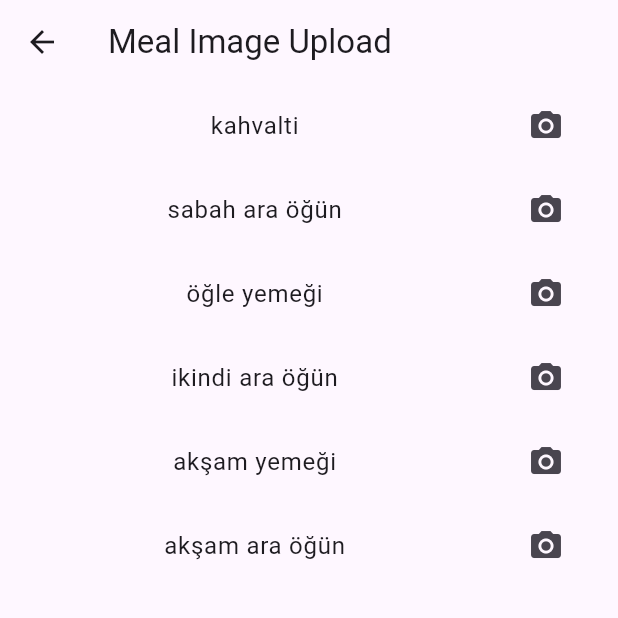
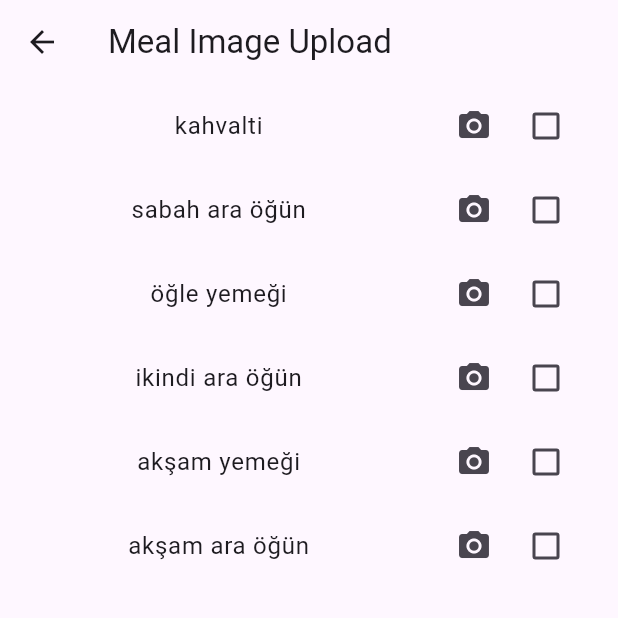
Before and after one commit to yilmazutku/ilkappv1, a Flutter app: the screen it shows after launch, after a tap on "Meal Plan", on a phone screen of 412 x 824 dp, the top half of it. Run offline on Flutter 3.47's test engine with Material 3 defaults, Android fonts, the phone set to English and light mode, and no system bars; our stand-ins replace cloud_firestore, firebase_auth, firebase_core, firebase_storage, image_picker, shared_preferences and 1 more; accounts and stored records are empty; network calls fail; statements that could not run were skipped.

Commit message:
meal plan checkbox eklendi, gunluk resetleniyor. State management ufak girişim, checkbox icin yeni bir widget calss eklendi, icine func pass fln ediyoruz guzel havalı bişeyler xdd

```diff
--- a/lib/chat/chat_page.dart
+++ b/lib/chat/chat_page.dart
@@ -1,6 +1,8 @@
 import 'package:cloud_firestore/cloud_firestore.dart';
 import 'package:firebase_auth/firebase_auth.dart';
 import 'package:flutter/material.dart';
+
+import '../commons/common.dart';
 // Import necessary Firebase libraries
 
 class ChatPage extends StatefulWidget {
@@ -25,7 +27,7 @@ class _ChatPageState extends State<ChatPage> {
   Future<void> sendMessage() async {
     if (_messageController.text.isNotEmpty) {
       await FirebaseFirestore.instance
-          .collection('chats')
+          .collection(Constants.urlChats)
           .doc('chat_id2') // Use appropriate chat ID
           .collection('messages')
           .add({
--- a/lib/commons/common.dart
+++ b/lib/commons/common.dart
@@ -23,14 +23,15 @@ enum Meals {
 }
 
 class Constants {
+  //database
+  static const String urlUserMealState='mealStates/'; //+ <user>/<date>/x
+  static const String urlChats = 'chats/'; // + <user>/<date>/x
+  //storage
   static const String urlUsers = 'users/';
-  static const String urlChats = '${urlUsers}chats/'; // + <user>/<date>/x
   static const String urlPhotos = '${urlUsers}photos/'; // +<user>/
 //user bilgisi olmöadan bu2lı kullanılamaz buna da bı fıx ıı olur
   static const String urlMealPhotos =
       '${urlPhotos}mealPhotos/'; // + <date>/<mealType>/x
-  static const String userUrlPhotoChat='${urlUsers}mealTypes';
-  static const String userUrlDefault='${urlMealPhotos}'
   static const String urlChatPhotos = '${urlPhotos}chatPhotos/'; // + <date>/x
 }
 
--- a/lib/images/meal_upload_page.dart
+++ b/lib/images/meal_upload_page.dart
@@ -6,6 +6,7 @@ import 'package:flutter/material.dart';
 import 'package:image_picker/image_picker.dart';
 import 'package:intl/intl.dart';
 import '../commons/common.dart';
+import 'package:shared_preferences/shared_preferences.dart';
 
 class MealUploadPage extends StatefulWidget {
   const MealUploadPage({Key? key}) : super(key: key);
@@ -31,11 +32,55 @@ class _MealUploadPageState extends State<MealUploadPage> {
     //_mealImages[meal.label]=null;
     //} loopunu alıp initState methodunu override edip onun icine koyacaksın. ikisi de aynı.
   };
+  final Map<Meals, bool> _checkedStates = {
+    for (var meal in Meals.values) meal: false,
+  };
+  static const String saveTime = 'saveTime';
+
   @override
-  initState () {
+  initState() {
     super.initState();
-  // mealContents [Meals.br] = ['egg'];
   }
+
+  Future<Map<Meals, bool>> initMealStates() async {
+    await resetMealStatesIfDifferentDay();
+    final SharedPreferences prefs = await SharedPreferences.getInstance();
+    final Map<Meals, bool> loadedStates = {};
+    for (var meal in Meals.values) {
+      bool isChecked = prefs.getBool(meal.label) ?? false;
+      loadedStates[meal] = isChecked;
+    }
+
+    return loadedStates;
+  }
+
+  Future<void> saveMealCheckedState(Meals meal, bool isChecked) async {
+    final SharedPreferences prefs = await SharedPreferences.getInstance();
+    await prefs.setBool(meal.label, isChecked);
+    await prefs.setInt(saveTime, DateTime.now().millisecondsSinceEpoch);
+    await resetMealStatesIfDifferentDay();
+  }
+
+  Future<void> resetMealStatesIfDifferentDay() async {
+    final SharedPreferences prefs = await SharedPreferences.getInstance();
+    int? lastSaveTime = prefs.getInt(saveTime);
+    DateTime lastSaveDateTime =
+        DateTime.fromMillisecondsSinceEpoch(lastSaveTime!);
+    var now = DateTime.now();
+    bool isDifferentDay = lastSaveDateTime.day != now.day || lastSaveDateTime.month!=now.month || lastSaveDateTime.year!=now.year;
+    if (isDifferentDay) {
+      for (var meal in Meals.values) {
+        prefs.setBool(meal.label, false);
+        // loadedStates[meal] = isChecked;
+      }
+    }
+  }
+
+  Future<bool> loadMealCheckedState(Meals meal) async {
+    final SharedPreferences prefs = await SharedPreferences.getInstance();
+    return prefs.getBool(meal.label) ?? false; // Returns false if not set
+  }
+
   Future<void> pickAndUploadImage(Meals meal) async {
     final XFile? image = await _picker.pickImage(source: ImageSource.gallery);
     if (image != null) {
@@ -76,23 +121,34 @@ class _MealUploadPageState extends State<MealUploadPage> {
 
   @override
   Widget build(BuildContext context) {
-    // Define meal contents for each category
-    // final Map<Meals, List<String>> mealContents = {
-    //   Meals.br: ['Egg', 'Tomatoes', 'Bread'],
-    //   Meals.lunch: ['Soup', 'Chicken', 'Rice'],
-    //   Meals.dinner: ['Salad', 'Steak', 'Potatoes'],
-    //   Meals.firstmid: ['Egg1', 'Tomatoes1', 'Bread1'],
-    //   Meals.secondmid: ['Soup2', 'Chicken2', 'Rice2'],
-    //   Meals.thirdmid: ['Salad3', 'Steak3', 'Potatoes3'],
-    // };
+    // Use FutureBuilder to handle the asynchronous loading of meal checkbox states
     return Scaffold(
       appBar: AppBar(
-        title: Text('Meal Image Upload'),
+        title: const Text('Meal Image Upload'),
       ),
-      body: ListView(
+      body: FutureBuilder<Map<Meals, bool>>(
+        future: initMealStates(),
+        // Call the method that initializes checkbox states
+        builder: (context, snapshot) {
+          // Check the state of the snapshot
+          if (snapshot.connectionState == ConnectionState.waiting) {
+            // Data is still loading, show a progress indicator
+            return const Center(child: CircularProgressIndicator());
+          } else if (snapshot.hasError) {
+            // If there's an error loading the data, show an error message
+            return const Center(child: Text("Error loading meal states"));
+          }
+
+          // Data is loaded, proceed to build the UI with the loaded checkbox states
+          // First, update the local checkbox states map with the data from the snapshot
+          _checkedStates.addAll(snapshot.data!);
+
+          // Now build the UI as usual, but using the updated _checkedStates
+          return ListView(
             children: _mealImages.keys.map((mealCategory) {
-          List<Text> list =[];
-          if(mealContents[mealCategory]!=null && mealContents[mealCategory]!.isNotEmpty) {
+              List<Text> list = [];
+              if (mealContents[mealCategory] != null &&
+                  mealContents[mealCategory]!.isNotEmpty) {
                 list = mealContents[mealCategory]!
                     .map((content) => Text('• $content'))
                     .toList();
@@ -102,31 +158,90 @@ class _MealUploadPageState extends State<MealUploadPage> {
                 children: [
                   ListTile(
                     title: Center(
-                  // Center the title text. center ıle bole yapınca textı ortalıyor
                       child: Text(
                         mealCategory.label,
-                    textAlign: TextAlign.center, // Add this line to center align text
+                        textAlign: TextAlign.center,
                       ),
                     ),
-                trailing: IconButton(
+                    trailing: Row(
+                      mainAxisSize: MainAxisSize.min,
+                      children: [
+                        IconButton(
                           icon: const Icon(Icons.camera_alt),
                           onPressed: () => pickAndUploadImage(mealCategory),
                         ),
+                        // Checkbox widget integrated with loaded state
+                        CustomCheckbox(
+                          meal: mealCategory,
+                          initialValue: _checkedStates[mealCategory] ?? false,
+                          onStateChanged: (bool newValue) {
+                            // Update the parent widget's state or perform other actions here
+                            saveMealCheckedState(mealCategory, newValue);
+                            // If you need to update something in the current state as well,
+                            // remember to call setState here if necessary
+                          },
                         ),
-              // This Padding widget is new, it wraps the meal contents
+                      ],
+                    ),
+                  ),
                   Padding(
                     padding: const EdgeInsets.only(left: 16.0),
                     child: Column(
                       crossAxisAlignment: CrossAxisAlignment.start,
-                  // This maps the meal contents to a list of Text widgets
-                  children:
-                  list ,
+                      children: list,
                     ),
                   ),
                 ],
               );
             }).toList(),
+          );
+        },
       ),
     );
   }
 }
+
+class CustomCheckbox extends StatefulWidget {
+  final Meals meal;
+  final bool initialValue;
+  final Function(bool) onStateChanged; // Add this line
+
+  const CustomCheckbox({
+    super.key,
+    required this.meal,
+    required this.initialValue,
+    required this.onStateChanged, // Add this line
+  });
+
+  @override
+  _CustomCheckboxState createState() => _CustomCheckboxState();
+}
+
+class _CustomCheckboxState extends State<CustomCheckbox> {
+  late bool isChecked;
+
+  @override
+  void initState() {
+    super.initState();
+    isChecked = widget.initialValue;
+  }
+
+  void _toggleCheckbox(bool newValue) {
+    setState(() {
+      isChecked = !isChecked;
+    });
+    widget.onStateChanged(newValue); // Invoke the callback with the new state
+    // Here, save the new state to SharedPreferences or any other persistent storage
+  }
+
+  @override
+  Widget build(BuildContext context) {
+    return Checkbox(
+      value: isChecked,
+      onChanged: (bool? newValue) {
+        _toggleCheckbox(newValue ?? false);
+        // Optionally, perform additional actions such as saving the state
+      },
+    );
+  }
+}
--- a/lib/images/user_images_page.dart
+++ b/lib/images/user_images_page.dart
@@ -33,6 +33,7 @@ class _UserImagesPageState extends State<UserImagesPage> {
 
   Future<void> fetchImages() async {
     {
+      // String date = DateFormat('yyyy-MM-dd').format(DateTime.now());
       // currentFolder = folderName;
       String folderName = widget.folderName;
       final ref =
--- a/pubspec.yaml
+++ b/pubspec.yaml
@@ -47,7 +47,7 @@ dependencies:
   cupertino_icons: ^1.0.2
   google_fonts: ^6.1.0
   uuid: ^4.3.3
-
+  shared_preferences: any
 dev_dependencies:
   flutter_test:
     sdk: flutter
```
Also changed, not shown: pubspec.lock, 1 other file. Lines whose indentation alone changed are shown as unchanged.
